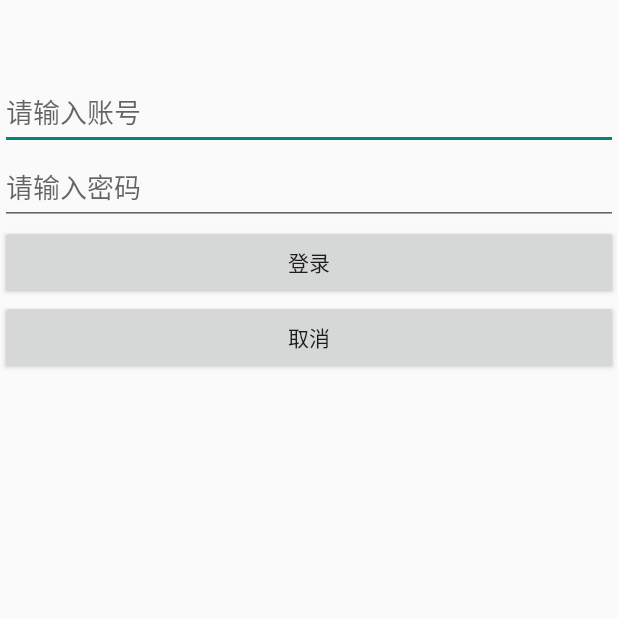
After one commit to cai-wenqing/MyTest, an Android app: the MVPLoginActivity screen opened directly, with no data from a screen before it, on a phone screen of 412 x 824 dp, the top half of it. The commit adds this screen. Run offline under Robolectric (Android 15) with nearby library versions, the phone set to English and light mode, and no system bars.

Commit message:
添加MVP使用页面

```diff
--- a/app/src/main/AndroidManifest.xml
+++ b/app/src/main/AndroidManifest.xml
@@ -33,7 +33,7 @@
         <activity android:name=".ui.SixActivity" />
         <activity android:name=".ui.SevenActivity" />
         <activity android:name=".ui.EightActivity" />
-        <activity android:name=".ui.NineActivity" />
+        <activity android:name=".ui.MVPLoginActivity" />
     </application>
 
 </manifest>
--- /dev/null
+++ b/app/src/main/java/com/aiyakeji/mytest/presenter/ILoginPresenter.java
@@ -0,0 +1,11 @@
+package com.aiyakeji.mytest.presenter;
+
+/**
+ * Created by Administrator on 2017/8/31 0031.
+ */
+
+public interface ILoginPresenter {
+    void clearInputMsg();
+
+    void doLogin(String account, String password);
+}
--- /dev/null
+++ b/app/src/main/java/com/aiyakeji/mytest/presenter/LoginPresenterImpl.java
@@ -0,0 +1,28 @@
+package com.aiyakeji.mytest.presenter;
+
+import com.aiyakeji.mytest.ui.ILoginView;
+
+/**
+ * Created by Administrator on 2017/8/31 0031.
+ */
+
+public class LoginPresenterImpl implements ILoginPresenter {
+    private ILoginView iLoginView;
+
+    public LoginPresenterImpl(ILoginView view) {
+        iLoginView = view;
+    }
+
+    @Override
+    public void clearInputMsg() {
+        iLoginView.clearMsg();
+    }
+
+    @Override
+    public void doLogin(String account, String password) {
+        if ("caiwenqing".equals(account) && "woaini".equals(password))
+            iLoginView.onLoginResult(true);
+        else
+            iLoginView.onLoginResult(false);
+    }
+}
--- /dev/null
+++ b/app/src/main/java/com/aiyakeji/mytest/ui/ILoginView.java
@@ -0,0 +1,12 @@
+package com.aiyakeji.mytest.ui;
+
+/**
+ * Created by Administrator on 2017/8/31 0031.
+ */
+
+public interface ILoginView {
+
+    void clearMsg();
+
+    void onLoginResult(boolean isSuccess);
+}
--- /dev/null
+++ b/app/src/main/java/com/aiyakeji/mytest/ui/MVPLoginActivity.java
@@ -0,0 +1,73 @@
+package com.aiyakeji.mytest.ui;
+
+import android.app.Activity;
+import android.os.Bundle;
+import android.support.annotation.Nullable;
+import android.view.View;
+import android.widget.Button;
+import android.widget.EditText;
+import android.widget.Toast;
+
+import com.aiyakeji.mytest.R;
+import com.aiyakeji.mytest.presenter.LoginPresenterImpl;
+
+import static com.aiyakeji.mytest.R.id.mvplogin_et_account;
+
+/**
+ * 初试MVP
+ */
+
+public class MVPLoginActivity extends Activity implements ILoginView, View.OnClickListener {
+    private EditText et_account;
+    private EditText et_password;
+    private Button btn_login;
+    private Button btn_cancel;
+
+    private LoginPresenterImpl mPresenter;
+
+    @Override
+    protected void onCreate(@Nullable Bundle savedInstanceState) {
+        super.onCreate(savedInstanceState);
+        setContentView(R.layout.activity_mvplogin);
+
+        //findViews
+        et_account = (EditText) findViewById(mvplogin_et_account);
+        et_password = (EditText) findViewById(R.id.mvplogin_et_password);
+        btn_login = (Button) findViewById(R.id.mvplogin_btn_login);
+        btn_cancel = (Button) findViewById(R.id.mvplogin_btn_cancel);
+
+        //setListener
+        btn_login.setOnClickListener(this);
+        btn_cancel.setOnClickListener(this);
+
+        mPresenter = new LoginPresenterImpl(this);
+    }
+
+    @Override
+    public void onClick(View v) {
+        switch (v.getId()) {
+            case R.id.mvplogin_btn_login:
+                mPresenter.doLogin(et_account.getText().toString(), et_password.getText().toString());
+                break;
+            case R.id.mvplogin_btn_cancel:
+                mPresenter.clearInputMsg();
+                break;
+        }
+    }
+
+
+    @Override
+    public void clearMsg() {
+        et_account.setText("");
+        et_password.setText("");
+    }
+
+
+    @Override
+    public void onLoginResult(boolean isSuccess) {
+        if (isSuccess)
+            Toast.makeText(this, "登录成功！", Toast.LENGTH_SHORT).show();
+        else
+            Toast.makeText(this, "账号或密码错误！", Toast.LENGTH_SHORT).show();
+    }
+}
--- a/app/src/main/java/com/aiyakeji/mytest/ui/MainActivity.java
+++ b/app/src/main/java/com/aiyakeji/mytest/ui/MainActivity.java
@@ -18,7 +18,6 @@ import com.aiyakeji.mytest.R;
 import com.nineoldandroids.view.ViewHelper;
 
 import static com.aiyakeji.mytest.R.id.main_btn_one;
-import static com.aiyakeji.mytest.R.id.start;
 
 public class MainActivity extends AppCompatActivity implements View.OnClickListener {
     private Button button;
@@ -127,7 +126,7 @@ public class MainActivity extends AppCompatActivity implements View.OnClickListe
                 startActivity(new Intent(this, EightActivity.class));
                 break;
             case R.id.main_btn_nine://页面九
-                startActivity(new Intent(this, NineActivity.class));
+                startActivity(new Intent(this, MVPLoginActivity.class));
                 break;
         }
     }
--- a/app/src/main/res/layout/activity_main.xml
+++ b/app/src/main/res/layout/activity_main.xml
@@ -92,7 +92,7 @@
                 android:id="@+id/main_btn_nine"
                 android:layout_width="wrap_content"
                 android:layout_height="wrap_content"
-                android:text="仿探探滑动卡片" />
+                android:text="MVP登录" />
         </LinearLayout>
 
         <LinearLayout
--- /dev/null
+++ b/app/src/main/res/layout/activity_mvplogin.xml
@@ -0,0 +1,33 @@
+<?xml version="1.0" encoding="utf-8"?>
+<LinearLayout xmlns:android="http://schemas.android.com/apk/res/android"
+    android:layout_width="match_parent"
+    android:layout_height="match_parent"
+    android:orientation="vertical">
+
+    <EditText
+        android:id="@+id/mvplogin_et_account"
+        android:layout_width="match_parent"
+        android:layout_height="50dp"
+        android:layout_marginTop="50dp"
+        android:hint="请输入账号" />
+
+
+    <EditText
+        android:id="@+id/mvplogin_et_password"
+        android:layout_width="match_parent"
+        android:layout_height="50dp"
+        android:hint="请输入密码" />
+
+
+    <Button
+        android:id="@+id/mvplogin_btn_login"
+        android:layout_width="match_parent"
+        android:layout_height="50dp"
+        android:text="登录" />
+
+    <Button
+        android:id="@+id/mvplogin_btn_cancel"
+        android:layout_width="match_parent"
+        android:layout_height="50dp"
+        android:text="取消" />
+</LinearLayout>
```
Also changed, not shown: app/src/main/java/com/aiyakeji/mytest/ui/NineActivity.java (deleted, +0 -91 lines), app/src/main/res/layout/activity_nine.xml (deleted, +0 -11 lines).
